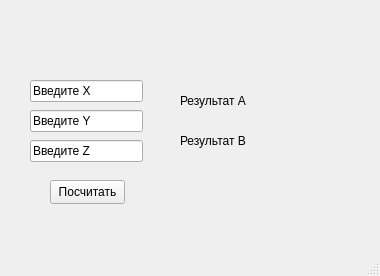
Tekkers75/QT, file MainWindows/mainwindow.ui: the form before one commit.
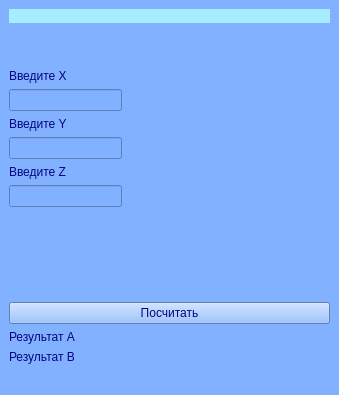
The form after the commit. Icons and pictures are not drawn.

Commit message: Comment and Style

The edit to the form file:
```diff
--- a/MainWindows/mainwindow.ui
+++ b/MainWindows/mainwindow.ui
@@ -6,117 +6,232 @@
    <rect>
     <x>0</x>
     <y>0</y>
-    <width>380</width>
-    <height>276</height>
+    <width>339</width>
+    <height>395</height>
    </rect>
   </property>
   <property name="windowTitle">
-   <string>MainWindow</string>
+   <string>Калькулятор (мини)</string>
+  </property>
+  <property name="autoFillBackground">
+   <bool>false</bool>
+  </property>
+  <property name="styleSheet">
+   <string notr="true">background: rgb(130, 178, 255)</string>
   </property>
   <widget class="QWidget" name="centralwidget">
-   <widget class="QLineEdit" name="lineEdit_x">
-    <property name="geometry">
-     <rect>
-      <x>30</x>
-      <y>80</y>
-      <width>113</width>
-      <height>22</height>
-     </rect>
-    </property>
-    <property name="autoFillBackground">
-     <bool>false</bool>
-    </property>
-    <property name="text">
-     <string>Введите X</string>
-    </property>
-   </widget>
-   <widget class="QPushButton" name="pushButton_calc">
-    <property name="geometry">
-     <rect>
-      <x>50</x>
-      <y>180</y>
-      <width>75</width>
-      <height>24</height>
-     </rect>
-    </property>
-    <property name="text">
-     <string>Посчитать</string>
-    </property>
-   </widget>
-   <widget class="QLabel" name="label_ResultA">
-    <property name="geometry">
-     <rect>
-      <x>180</x>
-      <y>80</y>
-      <width>171</width>
-      <height>41</height>
-     </rect>
-    </property>
-    <property name="text">
-     <string>Результат A</string>
-    </property>
-    <property name="scaledContents">
-     <bool>true</bool>
-    </property>
-   </widget>
-   <widget class="QLineEdit" name="lineEdit_y">
-    <property name="geometry">
-     <rect>
-      <x>30</x>
-      <y>110</y>
-      <width>113</width>
-      <height>22</height>
-     </rect>
-    </property>
-    <property name="text">
-     <string>Введите Y</string>
-    </property>
-   </widget>
-   <widget class="QLineEdit" name="lineEdit_z">
-    <property name="geometry">
-     <rect>
-      <x>30</x>
-      <y>140</y>
-      <width>113</width>
-      <height>22</height>
-     </rect>
-    </property>
-    <property name="text">
-     <string>Введите Z</string>
-    </property>
-   </widget>
-   <widget class="QLabel" name="label_ResultB">
-    <property name="geometry">
-     <rect>
-      <x>180</x>
-      <y>120</y>
-      <width>171</width>
-      <height>41</height>
-     </rect>
-    </property>
-    <property name="text">
-     <string>Результат B</string>
-    </property>
-   </widget>
-   <widget class="QLabel" name="label_Quest">
-    <property name="geometry">
-     <rect>
-      <x>30</x>
-      <y>0</y>
-      <width>341</width>
-      <height>71</height>
-     </rect>
-    </property>
-    <property name="text">
-     <string/>
-    </property>
-    <property name="pixmap">
-     <pixmap>задание.png</pixmap>
-    </property>
-    <property name="scaledContents">
-     <bool>false</bool>
-    </property>
-   </widget>
+   <layout class="QVBoxLayout" name="verticalLayout_8">
+    <item>
+     <widget class="QLabel" name="label_Quest">
+      <property name="styleSheet">
+       <string notr="true">background: rgb(167, 236, 255)</string>
+      </property>
+      <property name="text">
+       <string/>
+      </property>
+      <property name="pixmap">
+       <pixmap resource="Image.qrc">:/Image.png</pixmap>
+      </property>
+      <property name="scaledContents">
+       <bool>false</bool>
+      </property>
+     </widget>
+    </item>
+    <item>
+     <layout class="QVBoxLayout" name="verticalLayout_7">
+      <item>
+       <layout class="QVBoxLayout" name="verticalLayout_6">
+        <item>
+         <layout class="QVBoxLayout" name="verticalLayout_5">
+          <item>
+           <layout class="QVBoxLayout" name="verticalLayout_3">
+            <item>
+             <spacer name="verticalSpacer">
+              <property name="orientation">
+               <enum>Qt::Vertical</enum>
+              </property>
+              <property name="sizeHint" stdset="0">
+               <size>
+                <width>20</width>
+                <height>40</height>
+               </size>
+              </property>
+             </spacer>
+            </item>
+            <item>
+             <widget class="QLabel" name="label_nameX">
+              <property name="maximumSize">
+               <size>
+                <width>111</width>
+                <height>20</height>
+               </size>
+              </property>
+              <property name="styleSheet">
+               <string notr="true">font: 14pt &quot;Courier New&quot;;
+color: rgb(4, 4, 131)</string>
+              </property>
+              <property name="text">
+               <string>Введите Х</string>
+              </property>
+             </widget>
+            </item>
+            <item>
+             <widget class="QLineEdit" name="lineEdit_x">
+              <property name="maximumSize">
+               <size>
+                <width>113</width>
+                <height>22</height>
+               </size>
+              </property>
+              <property name="autoFillBackground">
+               <bool>false</bool>
+              </property>
+              <property name="styleSheet">
+               <string notr="true">font: italic 12pt &quot;Courier New&quot;;
+color: rgb(0, 0, 0)</string>
+              </property>
+              <property name="text">
+               <string/>
+              </property>
+             </widget>
+            </item>
+           </layout>
+          </item>
+          <item>
+           <layout class="QVBoxLayout" name="verticalLayout_2">
+            <item>
+             <widget class="QLabel" name="label_nameY">
+              <property name="styleSheet">
+               <string notr="true">font: 14pt &quot;Courier New&quot;;
+
+color: rgb(4, 4, 131)</string>
+              </property>
+              <property name="text">
+               <string>Введите Y</string>
+              </property>
+             </widget>
+            </item>
+            <item>
+             <widget class="QLineEdit" name="lineEdit_y">
+              <property name="maximumSize">
+               <size>
+                <width>113</width>
+                <height>22</height>
+               </size>
+              </property>
+              <property name="styleSheet">
+               <string notr="true">font: italic 12pt &quot;Courier New&quot;;
+color: rgb(0, 0, 0)</string>
+              </property>
+              <property name="text">
+               <string/>
+              </property>
+             </widget>
+            </item>
+           </layout>
+          </item>
+          <item>
+           <layout class="QVBoxLayout" name="verticalLayout">
+            <item>
+             <widget class="QLabel" name="label_nameZ">
+              <property name="styleSheet">
+               <string notr="true">font: 14pt &quot;Courier New&quot;;
+
+color: rgb(4, 4, 131)</string>
+              </property>
+              <property name="text">
+               <string>Введите Z</string>
+              </property>
+             </widget>
+            </item>
+            <item>
+             <widget class="QLineEdit" name="lineEdit_z">
+              <property name="maximumSize">
+               <size>
+                <width>113</width>
+                <height>22</height>
+               </size>
+              </property>
+              <property name="styleSheet">
+               <string notr="true">font: italic 12pt &quot;Courier New&quot;;
+color: rgb(0, 0, 0)</string>
+              </property>
+              <property name="text">
+               <string/>
+              </property>
+             </widget>
+            </item>
+           </layout>
+          </item>
+         </layout>
+        </item>
+        <item>
+         <spacer name="verticalSpacer_2">
+          <property name="orientation">
+           <enum>Qt::Vertical</enum>
+          </property>
+          <property name="sizeHint" stdset="0">
+           <size>
+            <width>20</width>
+            <height>40</height>
+           </size>
+          </property>
+         </spacer>
+        </item>
+        <item>
+         <widget class="QPushButton" name="pushButton_calc">
+          <property name="toolTip">
+           <string>&lt;html&gt;&lt;head/&gt;&lt;body&gt;&lt;p&gt;НАЖМИ НА МЕНЯ &lt;/p&gt;&lt;/body&gt;&lt;/html&gt;</string>
+          </property>
+          <property name="autoFillBackground">
+           <bool>true</bool>
+          </property>
+          <property name="styleSheet">
+           <string notr="true">font: 16pt &quot;Courier New&quot;;
+color: rgb(4, 4, 131);
+background: rrgb(213, 213, 213)</string>
+          </property>
+          <property name="text">
+           <string>Посчитать</string>
+          </property>
+         </widget>
+        </item>
+       </layout>
+      </item>
+      <item>
+       <layout class="QVBoxLayout" name="verticalLayout_4">
+        <item>
+         <widget class="QLabel" name="label_ResultA">
+          <property name="styleSheet">
+           <string notr="true">font: 14pt &quot;Courier New&quot;;
+
+color: rgb(4, 4, 131)</string>
+          </property>
+          <property name="text">
+           <string>Результат A</string>
+          </property>
+          <property name="scaledContents">
+           <bool>true</bool>
+          </property>
+         </widget>
+        </item>
+        <item>
+         <widget class="QLabel" name="label_ResultB">
+          <property name="styleSheet">
+           <string notr="true">font: 14pt &quot;Courier New&quot;;
+
+color: rgb(4, 4, 131)</string>
+          </property>
+          <property name="text">
+           <string>Результат B</string>
+          </property>
+         </widget>
+        </item>
+       </layout>
+      </item>
+     </layout>
+    </item>
+   </layout>
   </widget>
   <widget class="QMenuBar" name="menubar">
    <property name="geometry">
```
Left out of the diff: 6 changed lines with no effect on the pictures. The commit also changes 13 other files.
